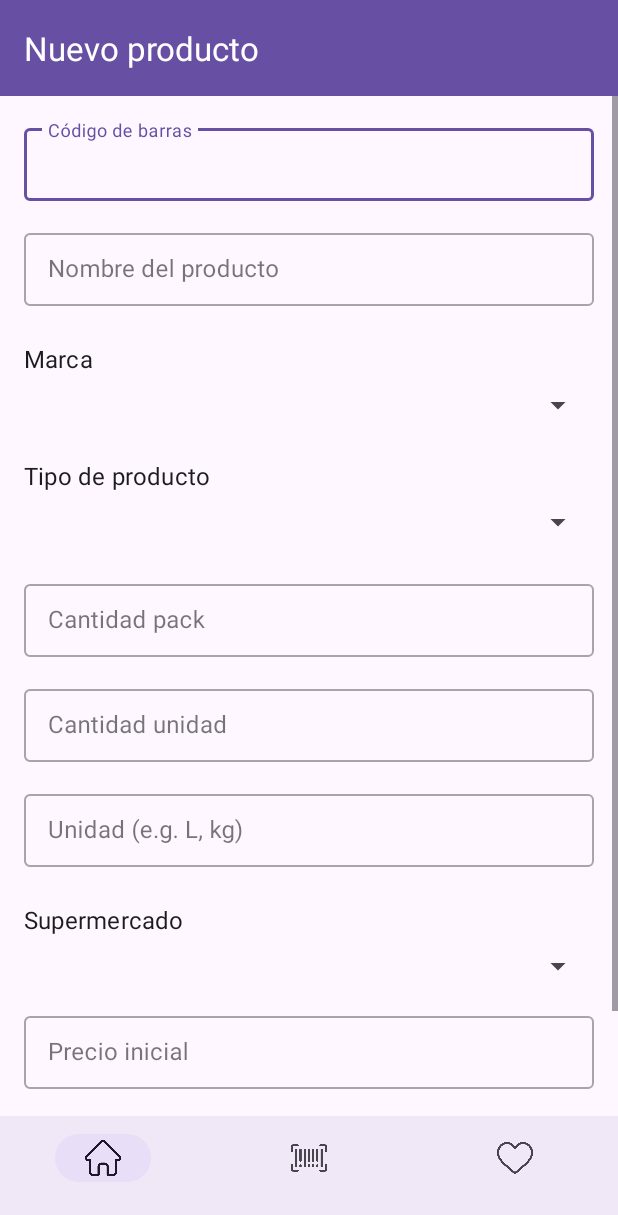
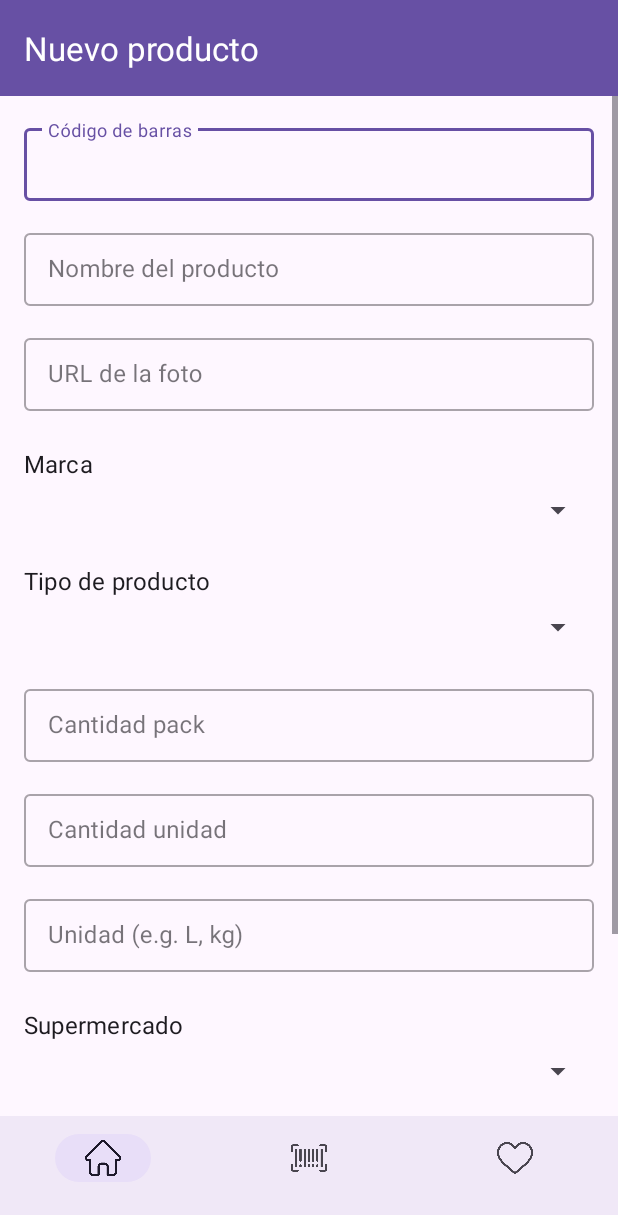
Before and after one commit to alyraluca/priceOnApp, an Android app: the AddProductActivity screen opened directly, with no data from a screen before it, on a phone screen of 412 x 824 dp. Shown: the top 1215 px of the screen. Run offline under Robolectric (Android 15) with nearby library versions, the phone set to English and light mode, and no system bars; our stand-ins replace Firebase (no records; nobody signed in at launch, a user with empty details on screens opened directly).

Commit message:
Added 'add product' functions - mejoras

```diff
--- a/PriceOn/app/src/main/java/com/example/myapplication3/priceon/AddProductActivity.java
+++ b/PriceOn/app/src/main/java/com/example/myapplication3/priceon/AddProductActivity.java
@@ -1,5 +1,6 @@
 package com.example.myapplication3.priceon;
 
+import android.content.Intent;
 import android.os.Bundle;
 import android.text.TextUtils;
 import android.widget.ArrayAdapter;
@@ -9,6 +10,7 @@ import android.widget.Toast;
 import androidx.appcompat.app.AppCompatActivity;
 import androidx.appcompat.widget.Toolbar;
 
+import com.google.android.material.bottomnavigation.BottomNavigationView;
 import com.google.android.material.textfield.TextInputEditText;
 import com.google.android.material.textfield.TextInputLayout;
 import com.google.firebase.Timestamp;
@@ -36,7 +38,9 @@ public class AddProductActivity extends AppCompatActivity {
     private List<Brands>    brandsList;
     private List<ProductTypes> typesList;
     private List<Supermarkets> supsList;
-
+    private TextInputLayout     tilPhotoUrl;
+    private TextInputEditText   etPhotoUrl;
+    private BottomNavigationView bottomNavigationView;
     private FirebaseFirestore db;
 
     @Override
@@ -69,12 +73,30 @@ public class AddProductActivity extends AppCompatActivity {
         tilInitialPrice   = findViewById(R.id.tilInitPrice);
         etInitialPrice    = findViewById(R.id.etInitialPrice);
         btnSave           = findViewById(R.id.btnSaveProduct);
+        tilPhotoUrl = findViewById(R.id.tilPhotoUrl);
+        etPhotoUrl  = findViewById(R.id.etPhotoUrl);
+        bottomNavigationView = findViewById(R.id.bottomNavigationBar);
 
         loadBrands();
         loadProductTypes();
         loadSupermarkets();
 
         btnSave.setOnClickListener(v -> saveProduct());
+
+        bottomNavigationView = findViewById(R.id.bottomNavigationBar);
+        bottomNavigationView.setOnItemSelectedListener(item -> {
+            int id = item.getItemId();
+            if (id == R.id.navigation_home) {
+                return true;
+            } else if (id == R.id.navigation_scan) {
+                startActivity(new Intent(this, BarcodeScannerActivity.class));
+                return true;
+            } else if (id == R.id.navigation_favorites) {
+                startActivity(new Intent(this, FavoritesActivity.class));
+                return true;
+            }
+            return false;
+        });
     }
 
     private void loadBrands() {
@@ -137,7 +159,9 @@ public class AddProductActivity extends AppCompatActivity {
         prod.put("quantityPack",  Double.parseDouble(etQtyPack.getText().toString().trim()));
         prod.put("quantityUnity", Double.parseDouble(etQtyUnity.getText().toString().trim()));
         prod.put("unit",          etUnit   .getText().toString().trim());
-        prod.put("photoUrl",      "");
+        String url = etPhotoUrl.getText().toString().trim();
+        prod.put("photoUrl", url);
+
         // 1) guardo en products
         db.collection("products")
                 .add(prod)
--- a/PriceOn/app/src/main/res/layout/activity_add_product.xml
+++ b/PriceOn/app/src/main/res/layout/activity_add_product.xml
@@ -67,6 +67,24 @@
                     android:layout_height="wrap_content"/>
             </com.google.android.material.textfield.TextInputLayout>
 
+            <!-- URL de la foto -->
+            <com.google.android.material.textfield.TextInputLayout
+                android:id="@+id/tilPhotoUrl"
+                style="@style/Widget.MaterialComponents.TextInputLayout.OutlinedBox.Dense"
+                android:hint="URL de la foto"
+                android:layout_width="0dp"
+                android:layout_height="wrap_content"
+                app:layout_constraintTop_toBottomOf="@id/tilProductName"
+                app:layout_constraintStart_toStartOf="parent"
+                app:layout_constraintEnd_toEndOf="parent"
+                android:layout_marginTop="16dp">
+                <com.google.android.material.textfield.TextInputEditText
+                    android:id="@+id/etPhotoUrl"
+                    android:inputType="textUri"
+                    android:layout_width="match_parent"
+                    android:layout_height="wrap_content"/>
+            </com.google.android.material.textfield.TextInputLayout>
+
             <!-- Marca -->
             <TextView
                 android:id="@+id/labelBrand"
@@ -74,12 +92,9 @@
                 android:text="Marca"
                 android:layout_width="wrap_content"
                 android:layout_height="wrap_content"
-                app:layout_constraintTop_toBottomOf="@id/tilProductName"
+                app:layout_constraintTop_toBottomOf="@id/tilPhotoUrl"
                 app:layout_constraintStart_toStartOf="parent"
                 android:layout_marginTop="24dp"/>
-
-            <!-- … resto de campos … -->
-
 
             <Spinner
                 android:id="@+id/spinnerBrand"
```
Also changed, not shown: PriceOn/app/src/main/java/com/example/myapplication3/priceon/ui/HomeActivity.java (+15 -0 lines).
